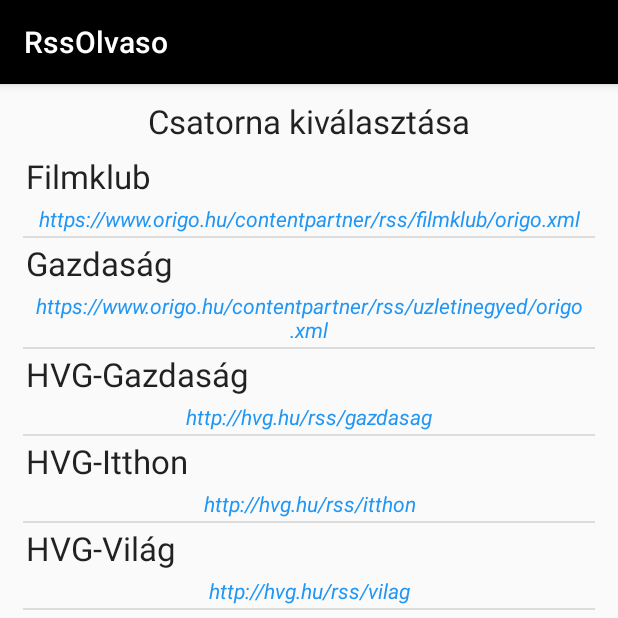
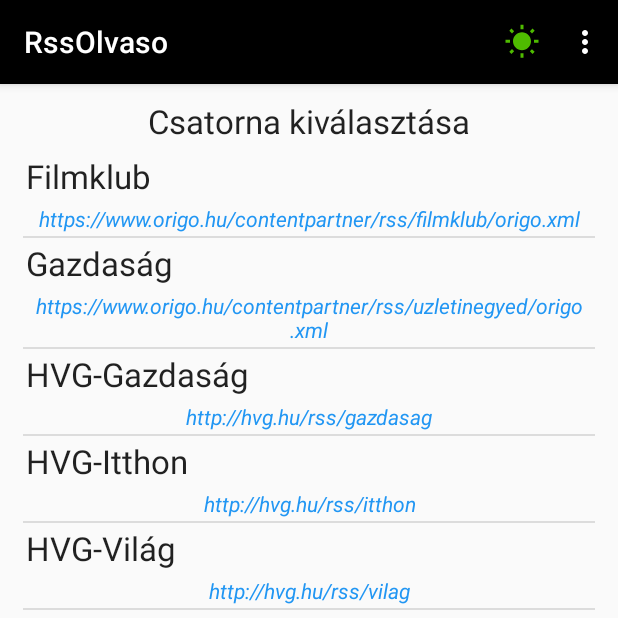
Before and after one commit to norbo112/RssOlvaso, an Android app: the screen it shows after launch (MainActivity), on a phone screen of 412 x 824 dp, the top half of it. Run offline under Robolectric (Android 15) with nearby library versions, the phone set to English and light mode, and no system bars; our stand-ins replace Room's generated code.

Commit message:
id hozzáadása

```diff
--- a/app/src/main/java/com/norbo/android/projects/rssolvaso/database/dao/RssLinkDao.java
+++ b/app/src/main/java/com/norbo/android/projects/rssolvaso/database/dao/RssLinkDao.java
@@ -12,7 +12,7 @@ import java.util.List;
 
 @Dao
 public interface RssLinkDao {
-    @Insert(onConflict = OnConflictStrategy.REPLACE)
+    @Insert(onConflict = OnConflictStrategy.IGNORE)
     void insert(RssLink rssLink);
 
     @Query("DELETE FROM rsslink")
@@ -23,4 +23,7 @@ public interface RssLinkDao {
 
     @Query("DELETE FROM rsslink WHERE csatronanev = :csatornanev")
     void delete(String csatornanev);
+
+    @Query("UPDATE rsslink SET csatronanev=:csatornanev, csatornalink=:csatornalink WHERE id=:id")
+    void update(int id, String csatornanev, String csatornalink);
 }
--- a/app/src/main/java/com/norbo/android/projects/rssolvaso/database/model/RssLink.java
+++ b/app/src/main/java/com/norbo/android/projects/rssolvaso/database/model/RssLink.java
@@ -8,7 +8,9 @@ import androidx.room.PrimaryKey;
 
 @Entity
 public class RssLink {
-    @PrimaryKey
+    @PrimaryKey(autoGenerate = true)
+    private int id;
+
     @NonNull
     @ColumnInfo(name = "csatronanev")
     private String csatornaNeve;
@@ -44,6 +46,10 @@ public class RssLink {
         this.csatornaLink = csatornaLink;
     }
 
+    public int getId() { return id; }
+
+    public void setId(int id) { this.id = id; }
+
     @NonNull
     @Override
     public String toString() {
--- a/app/src/main/java/com/norbo/android/projects/rssolvaso/database/repositoryd/RssLinkDatabase.java
+++ b/app/src/main/java/com/norbo/android/projects/rssolvaso/database/repositoryd/RssLinkDatabase.java
@@ -10,6 +10,7 @@ import androidx.room.DatabaseConfiguration;
 import androidx.room.InvalidationTracker;
 import androidx.room.Room;
 import androidx.room.RoomDatabase;
+import androidx.room.migration.Migration;
 import androidx.sqlite.db.SupportSQLiteDatabase;
 import androidx.sqlite.db.SupportSQLiteOpenHelper;
 
@@ -21,7 +22,7 @@ import java.util.Map;
 import java.util.concurrent.ExecutorService;
 import java.util.concurrent.Executors;
 
-@Database(entities = {RssLink.class}, version = 1, exportSchema = false)
+@Database(entities = {RssLink.class}, version = 2, exportSchema = false)
 public abstract class RssLinkDatabase extends RoomDatabase {
     public abstract RssLinkDao rssLinkDao();
 
@@ -37,6 +38,7 @@ public abstract class RssLinkDatabase extends RoomDatabase {
                     INSTANCE = Room.databaseBuilder(context.getApplicationContext(),
                             RssLinkDatabase.class, "rsslink_database")
                             .addCallback(callback)
+                            .fallbackToDestructiveMigration()
                             .build();
                 }
             }
--- a/app/src/main/java/com/norbo/android/projects/rssolvaso/database/repositoryd/RssLinkRepository.java
+++ b/app/src/main/java/com/norbo/android/projects/rssolvaso/database/repositoryd/RssLinkRepository.java
@@ -35,4 +35,10 @@ public class RssLinkRepository {
             rssLinkDao.delete(csatornaNev);
         });
     }
+
+    public void update(int id, String csatornanev, String csatornalink) {
+        RssLinkDatabase.dbWriteExecutor.execute(() -> {
+            rssLinkDao.update(id, csatornanev, csatornalink);
+        });
+    }
 }
--- a/app/src/main/java/com/norbo/android/projects/rssolvaso/database/viewmodel/RssLinkViewModel.java
+++ b/app/src/main/java/com/norbo/android/projects/rssolvaso/database/viewmodel/RssLinkViewModel.java
@@ -32,4 +32,8 @@ public class RssLinkViewModel extends AndroidViewModel {
     }
 
     public void delete(String csatornaNev) { repository.delete(csatornaNev); }
+
+    public void update(int id, String csatronaneve, String csatornalink) {
+        repository.update(id, csatronaneve, csatornalink);
+    }
 }
--- /dev/null
+++ b/app/src/main/res/drawable-anydpi/ic_edit.xml
@@ -0,0 +1,11 @@
+<vector xmlns:android="http://schemas.android.com/apk/res/android"
+    android:width="24dp"
+    android:height="24dp"
+    android:viewportWidth="24"
+    android:viewportHeight="24"
+    android:tint="#930100"
+    android:alpha="0.8">
+    <path
+        android:fillColor="#FF000000"
+        android:pathData="M3,17.25V21h3.75L17.81,9.94l-3.75,-3.75L3,17.25zM20.71,7.04c0.39,-0.39 0.39,-1.02 0,-1.41l-2.34,-2.34c-0.39,-0.39 -1.02,-0.39 -1.41,0l-1.83,1.83 3.75,3.75 1.83,-1.83z"/>
+</vector>
--- /dev/null
+++ b/app/src/main/res/drawable/ic_wb_sunny_black_24dp.xml
@@ -0,0 +1,5 @@
+<vector android:height="24dp" android:tint="#4FBB00"
+    android:viewportHeight="24.0" android:viewportWidth="24.0"
+    android:width="24dp" xmlns:android="http://schemas.android.com/apk/res/android">
+    <path android:fillColor="#FF000000" android:pathData="M6.76,4.84l-1.8,-1.79 -1.41,1.41 1.79,1.79 1.42,-1.41zM4,10.5L1,10.5v2h3v-2zM13,0.55h-2L11,3.5h2L13,0.55zM20.45,4.46l-1.41,-1.41 -1.79,1.79 1.41,1.41 1.79,-1.79zM17.24,18.16l1.79,1.8 1.41,-1.41 -1.8,-1.79 -1.4,1.4zM20,10.5v2h3v-2h-3zM12,5.5c-3.31,0 -6,2.69 -6,6s2.69,6 6,6 6,-2.69 6,-6 -2.69,-6 -6,-6zM11,22.45h2L13,19.5h-2v2.95zM3.55,18.54l1.41,1.41 1.79,-1.8 -1.41,-1.41 -1.79,1.8z"/>
+</vector>
--- /dev/null
+++ b/app/src/main/res/menu/fomenu.xml
@@ -0,0 +1,13 @@
+<?xml version="1.0" encoding="utf-8"?>
+<menu xmlns:app="http://schemas.android.com/apk/res-auto"
+    xmlns:android="http://schemas.android.com/apk/res/android">
+
+    <item
+        android:id="@+id/menuIdojaras"
+        android:icon="@drawable/ic_wb_sunny_black_24dp"
+        android:title="Időjárás"
+        app:showAsAction="ifRoom|withText" />
+    <item
+        android:id="@+id/menuAbout"
+        android:title="About" />
+</menu>
```
Also changed, not shown: app/src/main/java/com/norbo/android/projects/rssolvaso/MainActivity.java (+95 -35 lines), app/src/main/java/com/norbo/android/projects/rssolvaso/UjHirFelvetele.java (+20 -0 lines), app/src/main/res/drawable-hdpi/ic_edit.png (added), app/src/main/res/drawable-mdpi/ic_edit.png (added), app/src/main/res/drawable-xhdpi/ic_edit.png (added), app/src/main/res/drawable-xxhdpi/ic_edit.png (added).
